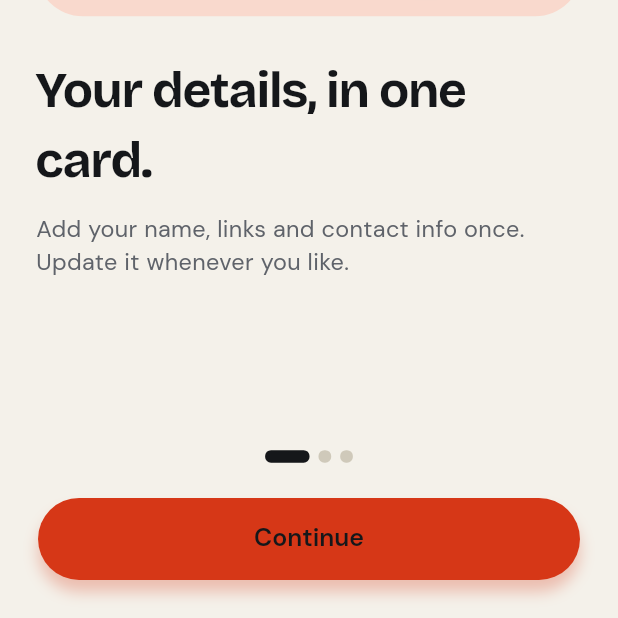
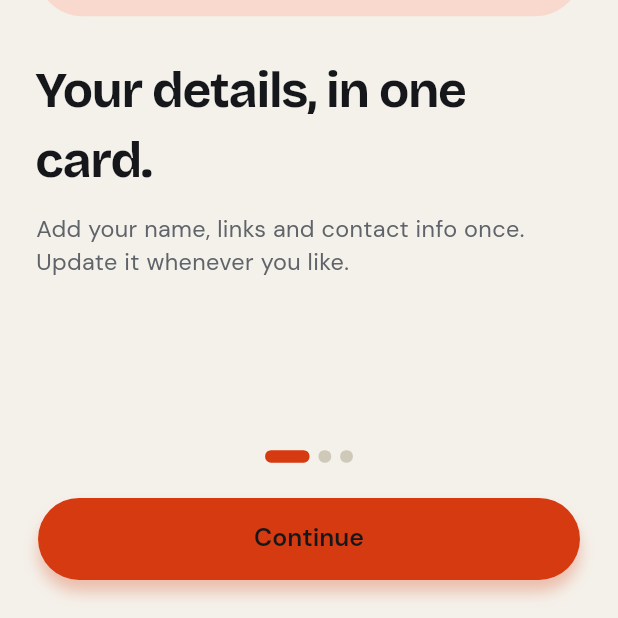
Before and after one commit to Ziad-Yaseen/business_card, a Flutter app: the screen it shows after launch, on a phone screen of 412 x 824 dp, the part 618-1236 px from its top. Run offline on Flutter 3.47's test engine with Material 3 defaults, Android fonts, the phone set to English and light mode, and no system bars; our stand-ins replace equatable, flutter_bloc, flutter_screenutil, gap, go_router, google_fonts and 4 more; accounts and stored records are empty.

Commit message:
finish onboarding theaming bug

```diff
--- a/lib/features/onboarding/screens/onboarding_view.dart
+++ b/lib/features/onboarding/screens/onboarding_view.dart
@@ -1,5 +1,8 @@
 import 'package:business_card/core/constants/app_colors.dart';
+import 'package:business_card/core/cubit/theme_cubit.dart';
+import 'package:business_card/core/cubit/theme_state.dart';
 import 'package:business_card/core/helpers/prefs_helper.dart';
+import 'package:business_card/core/helpers/theme_extension.dart';
 import 'package:business_card/core/keys/prefs_keys.dart';
 import 'package:business_card/core/routes/route_names.dart';
 import 'package:business_card/features/onboarding/cubit/onboarding_cubit.dart';
@@ -137,7 +140,8 @@ class _OnboardingViewState extends State<_OnboardingView> {
                 child: BlocBuilder<OnboardingCubit, int>(
                   builder: (context, page) {
                     final isLast = page == OnboardingCubit.pageCount - 1;
-                    return Container(
+                    return BlocBuilder<ThemeCubit, ThemeState>(
+                      builder: (_, state) => Container(
                         decoration: BoxDecoration(
                           borderRadius: BorderRadius.circular(999),
                           boxShadow: [
@@ -145,17 +149,24 @@ class _OnboardingViewState extends State<_OnboardingView> {
                               offset: const Offset(0, 8),
                               blurRadius: 8,
                               spreadRadius: 0,
-                            color: AppAccent.splashBg.withValues(alpha: 0.28),
+                              color: context.isDark
+                                  ? AppAccent.presets[state.colorIndex].dark
+                                        .withValues(alpha: 0.28)
+                                  : AppAccent.presets[state.colorIndex].light
+                                        .withValues(alpha: 0.28),
                             ),
                           ],
                         ),
                         child: FilledButton(
                           style: TextButton.styleFrom(
-                          backgroundColor: AppAccent.splashBg,
+                            backgroundColor: context.isDark
+                                ? AppAccent.presets[state.colorIndex].dark
+                                : AppAccent.presets[state.colorIndex].light,
                             foregroundColor: AppAccent.primaryText(context),
                           ),
                           onPressed: _next,
                           child: Text(isLast ? 'Get started' : 'Continue'),
+                        ),
                       ),
                     );
                   },
--- a/lib/features/onboarding/widgets/page_dots.dart
+++ b/lib/features/onboarding/widgets/page_dots.dart
@@ -1,4 +1,8 @@
 import 'package:business_card/core/constants/app_colors.dart';
+import 'package:business_card/core/cubit/theme_cubit.dart';
+import 'package:business_card/core/cubit/theme_state.dart';
+import 'package:business_card/core/helpers/theme_extension.dart';
+import 'package:flutter_bloc/flutter_bloc.dart';
 import 'package:material_ui/material_ui.dart';
 import 'package:flutter_screenutil/flutter_screenutil.dart';
 
@@ -10,8 +14,6 @@ class PageDots extends StatelessWidget {
 
   @override
   Widget build(BuildContext context) {
-    final primary = AppAccent.primaryText(context);
-
     final secoundary = AppAccent.secondaryDot(context);
 
     return AnimatedBuilder(
@@ -25,13 +27,21 @@ class PageDots extends StatelessWidget {
           mainAxisAlignment: MainAxisAlignment.center,
           children: List.generate(count, (i) {
             final t = (1 - (page - i).abs()).clamp(0.0, 1.0).toDouble();
-            return Container(
-              margin: const EdgeInsets.symmetric(horizontal: 3),
-              width: 8.w + 20.w * t,
-              height: 8.w,
-              decoration: BoxDecoration(
-                color: Color.lerp(secoundary, primary, t),
-                borderRadius: BorderRadius.circular(4.r),
+            return BlocBuilder<ThemeCubit, ThemeState>(
+              builder: (_, state) => Container(
+                margin: const EdgeInsets.symmetric(horizontal: 3),
+                width: 8.w + 20.w * t,
+                height: 8.w,
+                decoration: BoxDecoration(
+                  color: Color.lerp(
+                    secoundary,
+                    context.isDark
+                        ? AppAccent.presets[state.colorIndex].dark
+                        : AppAccent.presets[state.colorIndex].light,
+                    t,
+                  ),
+                  borderRadius: BorderRadius.circular(4.r),
+                ),
               ),
             );
           }),
```
Lines whose indentation alone changed are shown as unchanged.
